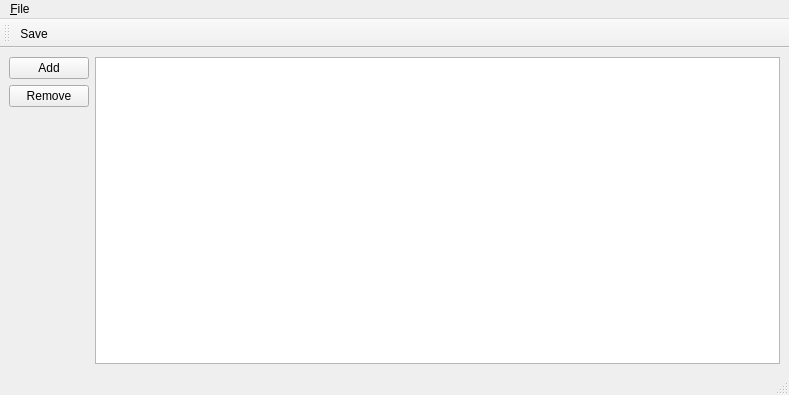
First picture: the form in libs/Railway_Widgets/src/Mdt/Railway/VehicleTypeClassEditionWindow.ui, repository scandyna/multidiagtools, before the edit.
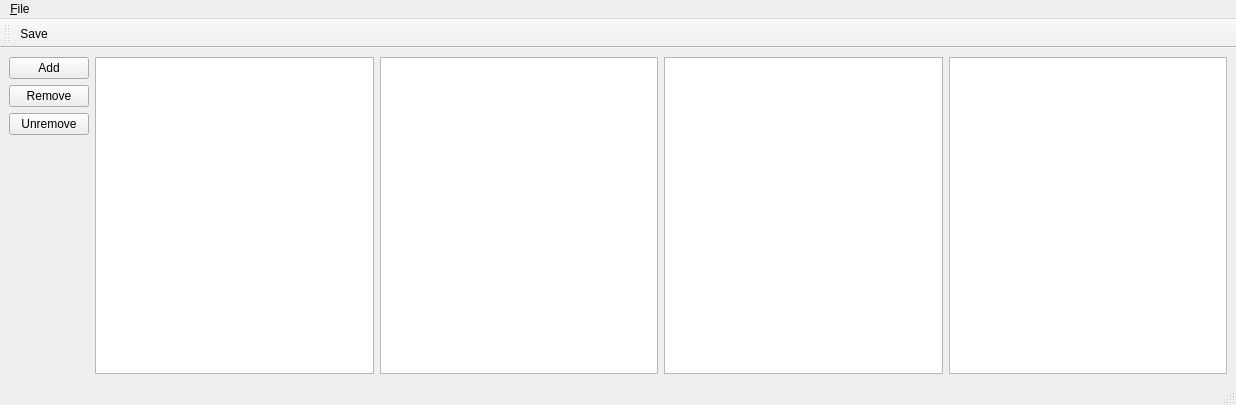
Second picture: the form after the edit. Icons and pictures are not drawn.

What changed in the file:
```diff
--- a/libs/Railway_Widgets/src/Mdt/Railway/VehicleTypeClassEditionWindow.ui
+++ b/libs/Railway_Widgets/src/Mdt/Railway/VehicleTypeClassEditionWindow.ui
@@ -6,8 +6,8 @@
    <rect>
     <x>0</x>
     <y>0</y>
-    <width>789</width>
-    <height>395</height>
+    <width>1236</width>
+    <height>405</height>
    </rect>
   </property>
   <property name="windowTitle">
@@ -39,6 +39,13 @@
         </property>
        </widget>
       </item>
+      <item>
+       <widget class="QPushButton" name="pbUnremove">
+        <property name="text">
+         <string>Unremove</string>
+        </property>
+       </widget>
+      </item>
       <item>
        <spacer name="verticalSpacer">
         <property name="orientation">
@@ -57,6 +64,15 @@
     <item>
      <widget class="QTableView" name="tableView"/>
     </item>
+    <item>
+     <widget class="QTableView" name="tvEditVehicleTypeClass"/>
+    </item>
+    <item>
+     <widget class="QTableView" name="tvEditVehicleTypeClassAsync"/>
+    </item>
+    <item>
+     <widget class="QUndoView" name="undoView"/>
+    </item>
    </layout>
   </widget>
   <widget class="QMenuBar" name="menubar">
@@ -64,15 +80,15 @@
     <rect>
      <x>0</x>
      <y>0</y>
-     <width>789</width>
-     <height>30</height>
+     <width>1236</width>
+     <height>19</height>
     </rect>
    </property>
    <widget class="QMenu" name="menu_File">
     <property name="title">
      <string>&amp;File</string>
     </property>
-    <addaction name="action_Save"/>
+    <addaction name="actionSave"/>
    </widget>
    <addaction name="menu_File"/>
   </widget>
@@ -87,17 +103,25 @@
    <attribute name="toolBarBreak">
     <bool>false</bool>
    </attribute>
-   <addaction name="action_Save"/>
+   <addaction name="actionSave"/>
   </widget>
-  <action name="action_Save">
+  <action name="actionSave">
    <property name="icon">
-    <iconset theme="document-save"/>
+    <iconset theme="document-save">
+     <normaloff>.</normaloff>.</iconset>
    </property>
    <property name="text">
     <string>&amp;Save</string>
    </property>
   </action>
  </widget>
+ <customwidgets>
+  <customwidget>
+   <class>QUndoView</class>
+   <extends>QListView</extends>
+   <header>QUndoView</header>
+  </customwidget>
+ </customwidgets>
  <resources/>
  <connections/>
 </ui>
```
